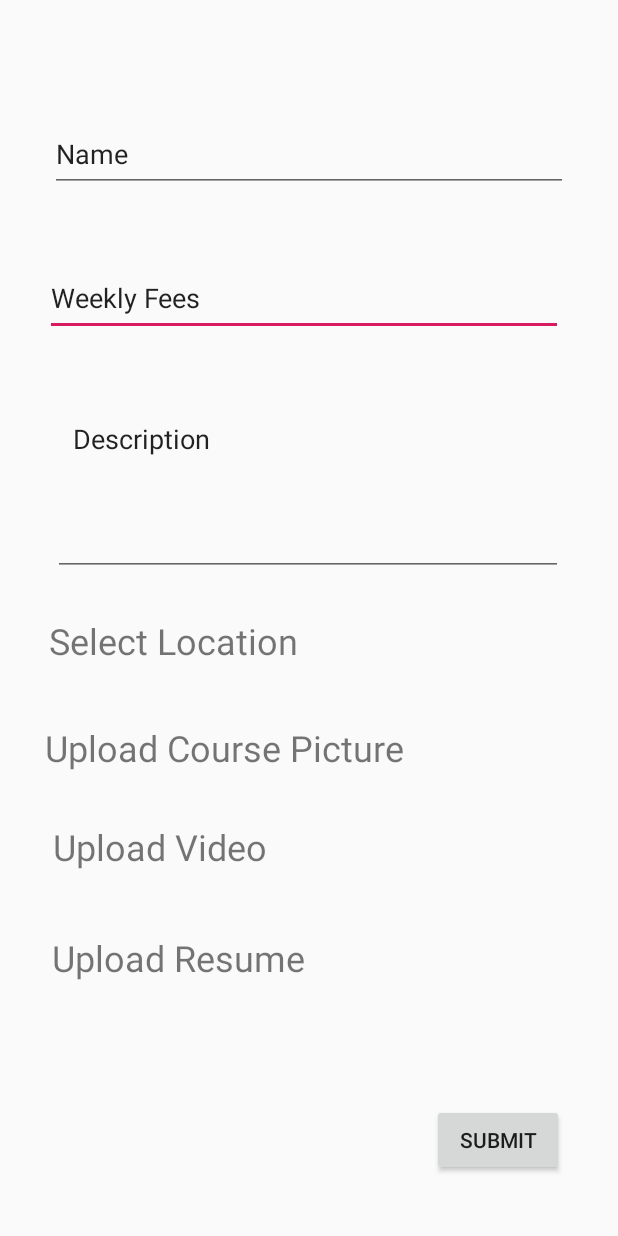
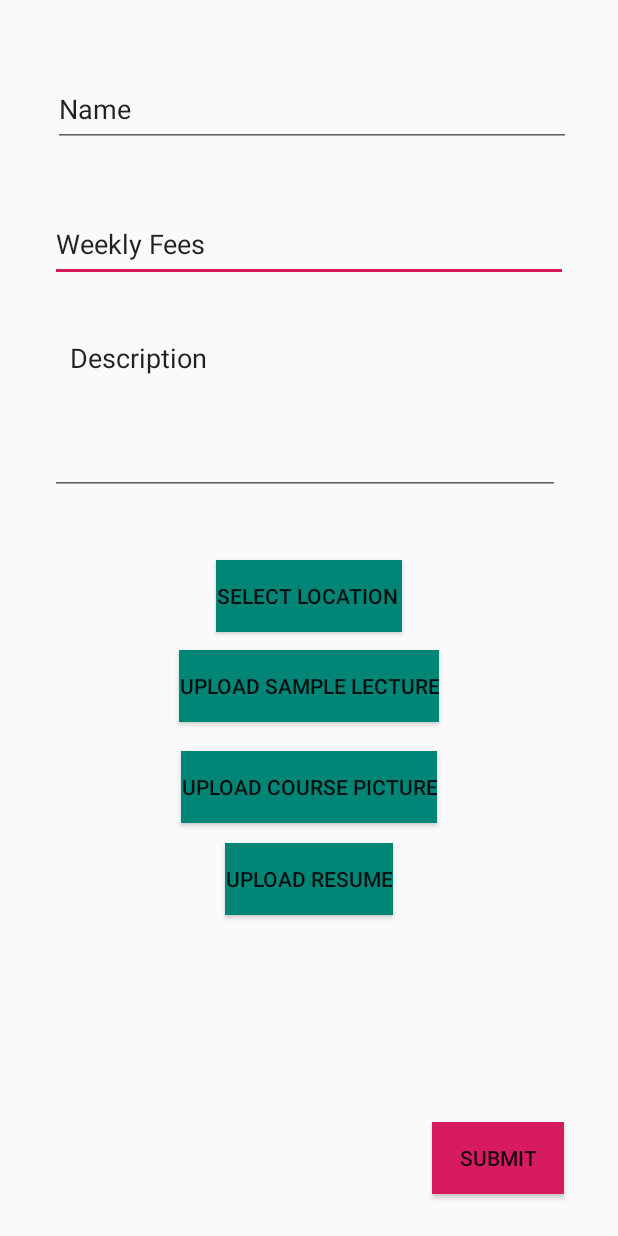
Before and after one commit to profawxhawk/Dhcs_application, an Android app: the layout create_course.xml on its own in the app's theme, with its tools: preview values and no code run, on a phone screen of 412 x 824 dp. Run offline under Robolectric (Android 15) with nearby library versions, the light colour scheme and no system bars.

Commit message:
Add files via upload

```diff
--- a/app/src/main/res/layout/create_course.xml
+++ b/app/src/main/res/layout/create_course.xml
@@ -7,110 +7,99 @@
     android:layout_height="match_parent">
 
     <EditText
-        android:id="@+id/editText3"
+        android:id="@+id/weeklyFeesText"
         android:layout_width="345dp"
         android:layout_height="50dp"
+        android:layout_marginTop="40dp"
         android:ems="10"
         android:inputType="textPersonName"
         android:text="Weekly Fees"
-        app:layout_constraintBottom_toBottomOf="parent"
         app:layout_constraintEnd_toEndOf="parent"
-        app:layout_constraintHorizontal_bias="0.454"
         app:layout_constraintStart_toStartOf="parent"
-        app:layout_constraintTop_toBottomOf="@+id/editText2"
-        app:layout_constraintVertical_bias="0.071" />
+        app:layout_constraintTop_toBottomOf="@+id/nameText" />
 
     <EditText
-        android:id="@+id/editText2"
+        android:id="@+id/nameText"
         android:layout_width="345dp"
         android:layout_height="50dp"
+        android:layout_marginTop="48dp"
         android:ems="10"
         android:inputType="textPersonName"
         android:text="Name"
-        app:layout_constraintBottom_toBottomOf="parent"
         app:layout_constraintEnd_toEndOf="parent"
+        app:layout_constraintHorizontal_bias="0.53"
         app:layout_constraintStart_toStartOf="parent"
-        app:layout_constraintTop_toTopOf="parent"
-        app:layout_constraintVertical_bias="0.101" />
+        app:layout_constraintTop_toTopOf="parent" />
 
     <EditText
-        android:id="@+id/editText5"
+        android:id="@+id/descriptionText"
         android:layout_width="340dp"
         android:layout_height="114dp"
+        android:layout_marginTop="28dp"
         android:ems="10"
         android:gravity="start|top"
         android:inputType="textMultiLine"
         android:text="  Description"
-        app:layout_constraintBottom_toBottomOf="parent"
         app:layout_constraintEnd_toEndOf="parent"
-        app:layout_constraintHorizontal_bias="0.492"
+        app:layout_constraintHorizontal_bias="0.464"
         app:layout_constraintStart_toStartOf="parent"
-        app:layout_constraintTop_toBottomOf="@+id/editText3"
-        app:layout_constraintVertical_bias="0.095" />
+        app:layout_constraintTop_toBottomOf="@+id/weeklyFeesText" />
 
-    <TextView
-        android:id="@+id/textView2"
+    <Button
+        android:id="@+id/submitButton"
         android:layout_width="wrap_content"
         android:layout_height="wrap_content"
-        android:text="Select Location"
-        android:textSize="24sp"
-        app:layout_constraintBottom_toBottomOf="parent"
-        app:layout_constraintEnd_toEndOf="parent"
-        app:layout_constraintHorizontal_bias="0.133"
-        app:layout_constraintStart_toStartOf="parent"
-        app:layout_constraintTop_toBottomOf="@+id/editText5"
-        app:layout_constraintVertical_bias="0.066" />
-
-    <TextView
-        android:id="@+id/textView6"
-        android:layout_width="wrap_content"
-        android:layout_height="wrap_content"
-        android:layout_marginTop="41dp"
-        android:text="Upload Resume"
-        android:textSize="24sp"
-        app:layout_constraintBottom_toBottomOf="parent"
-        app:layout_constraintEnd_toEndOf="parent"
-        app:layout_constraintHorizontal_bias="0.143"
-        app:layout_constraintStart_toStartOf="parent"
-        app:layout_constraintTop_toBottomOf="@+id/textView5"
-        app:layout_constraintVertical_bias="0.0" />
-
-    <TextView
-        android:id="@+id/textView5"
-        android:layout_width="wrap_content"
-        android:layout_height="wrap_content"
-        android:layout_marginTop="33dp"
-        android:text="Upload Video"
-        android:textSize="24sp"
-        app:layout_constraintBottom_toBottomOf="parent"
-        app:layout_constraintEnd_toEndOf="parent"
-        app:layout_constraintHorizontal_bias="0.13"
-        app:layout_constraintStart_toStartOf="parent"
-        app:layout_constraintTop_toBottomOf="@+id/textView4"
-        app:layout_constraintVertical_bias="0.0" />
-
-    <TextView
-        android:id="@+id/textView4"
-        android:layout_width="wrap_content"
-        android:layout_height="wrap_content"
-        android:text="Upload Course Picture"
-        android:textSize="24sp"
-        app:layout_constraintBottom_toBottomOf="parent"
-        app:layout_constraintEnd_toEndOf="parent"
-        app:layout_constraintHorizontal_bias="0.172"
-        app:layout_constraintStart_toStartOf="parent"
-        app:layout_constraintTop_toBottomOf="@+id/textView2"
-        app:layout_constraintVertical_bias="0.112" />
-
-    <Button
-        android:id="@+id/button"
-        android:layout_width="wrap_content"
-        android:layout_height="wrap_content"
-        android:layout_marginBottom="40dp"
+        android:layout_marginBottom="28dp"
+        android:background="@color/colorAccent"
         android:text="Submit"
         app:layout_constraintBottom_toBottomOf="parent"
         app:layout_constraintEnd_toEndOf="parent"
         app:layout_constraintHorizontal_bias="0.888"
         app:layout_constraintStart_toStartOf="parent" />
 
+    <Button
+        android:id="@+id/selectLocationButton"
+        android:layout_width="wrap_content"
+        android:layout_height="wrap_content"
+        android:layout_marginTop="43dp"
+        android:background="@color/colorPrimary"
+        android:text="Select Location
+"
+        app:layout_constraintEnd_toEndOf="parent"
+        app:layout_constraintStart_toStartOf="parent"
+        app:layout_constraintTop_toBottomOf="@+id/descriptionText" />
+
+    <Button
+        android:id="@+id/uploadResumeButton"
+        android:layout_width="wrap_content"
+        android:layout_height="wrap_content"
+        android:layout_marginTop="13dp"
+        android:background="@color/colorPrimary"
+        android:text="Upload Resume"
+        app:layout_constraintEnd_toEndOf="parent"
+        app:layout_constraintStart_toStartOf="parent"
+        app:layout_constraintTop_toBottomOf="@+id/coursePictureButton" />
+
+    <Button
+        android:id="@+id/coursePictureButton"
+        android:layout_width="wrap_content"
+        android:layout_height="wrap_content"
+        android:layout_marginTop="19dp"
+        android:background="@color/colorPrimary"
+        android:text="Upload Course Picture"
+        app:layout_constraintEnd_toEndOf="parent"
+        app:layout_constraintStart_toStartOf="parent"
+        app:layout_constraintTop_toBottomOf="@+id/uploadSampleLectureButton" />
+
+    <Button
+        android:id="@+id/uploadSampleLectureButton"
+        android:layout_width="wrap_content"
+        android:layout_height="wrap_content"
+        android:layout_marginTop="12dp"
+        android:background="@color/colorPrimary"
+        android:text="Upload Sample Lecture"
+        app:layout_constraintEnd_toEndOf="parent"
+        app:layout_constraintStart_toStartOf="parent"
+        app:layout_constraintTop_toBottomOf="@+id/selectLocationButton" />
+
 </androidx.constraintlayout.widget.ConstraintLayout>
```
Also changed, not shown: app/src/main/java/com/example/dhcs_application/create_course.java (+96 -16 lines), app/src/main/java/com/example/dhcs_application/create_lesson.java (added, +49 -0 lines), app/src/main/java/com/example/dhcs_application/models.java (+136 -22 lines), app/src/main/java/com/example/dhcs_application/profilepage.java (+12 -4 lines).
